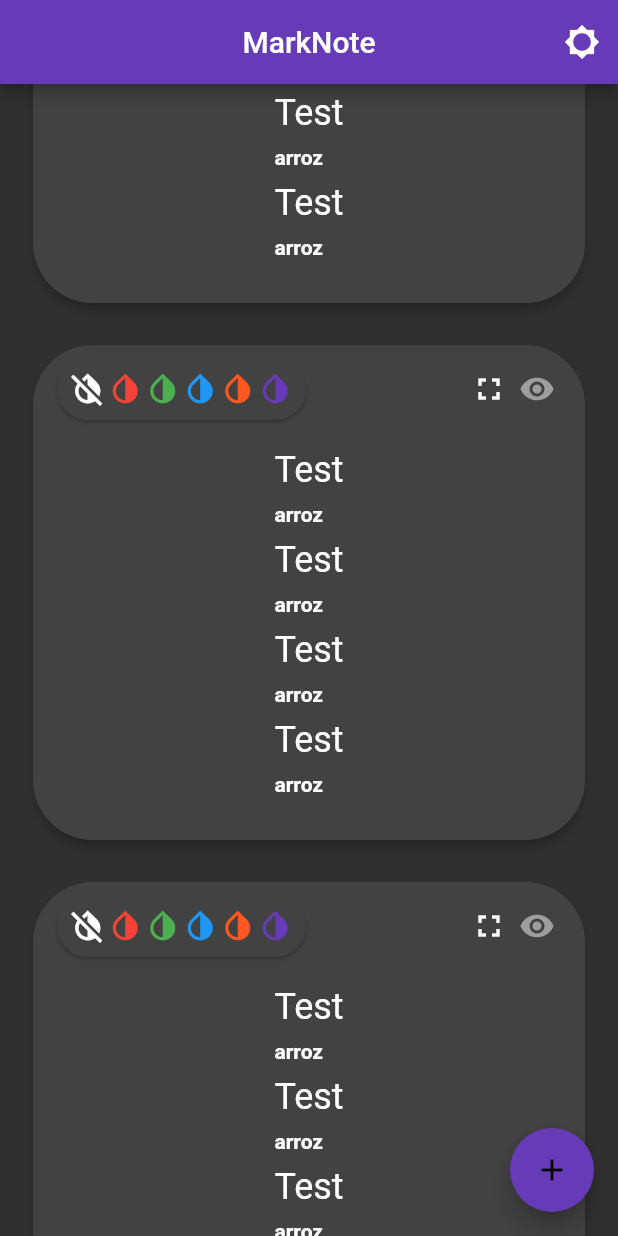
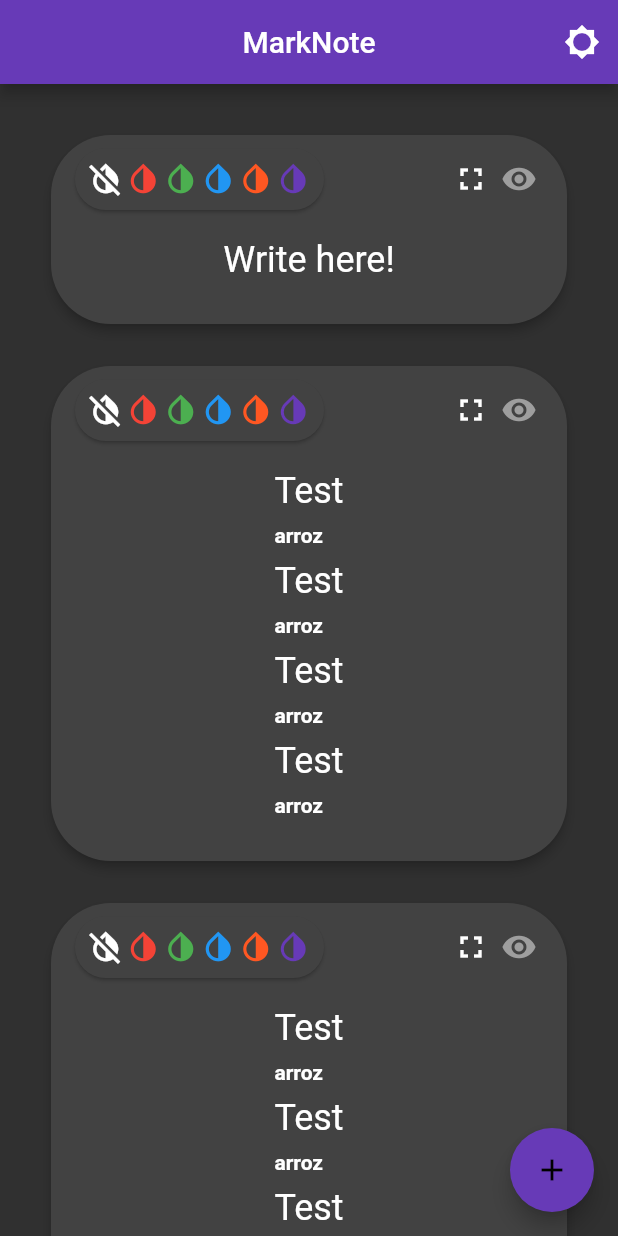
Before and after one commit to DevSrSouza/Marknote, a Flutter app: the screen it shows after launch, scrolled down 576 dp, after a tap on the "add" icon, on a phone screen of 412 x 824 dp. Run offline on Flutter 3.47's test engine with Material 2 defaults, Android fonts, the phone set to English and light mode, and no system bars; drawn by our look-alikes of flutter_markdown; missing offline and left inert: dragable_flutter_list.

Commit message:
new note to the top

```diff
--- a/lib/pages/HomePage.dart
+++ b/lib/pages/HomePage.dart
@@ -27,14 +27,14 @@ class _HomePageState extends State<HomePage> {
 
   void _createNewCard() {
     setState(() {
-      _cards.add(Note("# Write here!"));
+      _cards.insert(0, Note("# Write here!"));
     });
 
     Future.delayed(Duration(milliseconds: 100)).then((value) {
       var scrollPosition = _scrollController.position;
-      if(scrollPosition.viewportDimension < scrollPosition.maxScrollExtent) {
+      if(scrollPosition.viewportDimension > scrollPosition.minScrollExtent) {
         _scrollController.animateTo(
-            scrollPosition.maxScrollExtent,
+            scrollPosition.minScrollExtent,
             duration: new Duration(milliseconds: 300),
             curve: Curves.easeOut
         );
@@ -59,10 +59,9 @@ class _HomePageState extends State<HomePage> {
           child: Icon(Icons.add),
           onPressed: _createNewCard,
         ),
-        //controller: _scrollController,
-        // padding: const EdgeInsets.fromLTRB(18, 30, 18, 18),
       body: SingleChildScrollView(
-        padding: const EdgeInsets.fromLTRB(18, 30, 18, 18),
+        controller: _scrollController,
+        padding: const EdgeInsets.fromLTRB(30, 30, 30, 18),
         child: Column(
           children: _cards.map((e) => NoteCard(e)).toList(),
         ),
```
